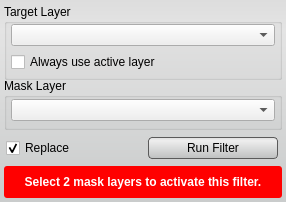
Old version of the form src/Interface/ToolInterface/XorFilterInterface.ui in the repository jessdtate/Seg3D.
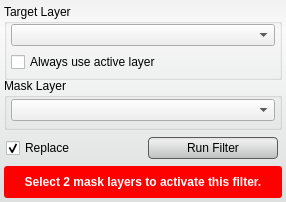
New version of the form. Custom widgets are drawn as their Qt base class.

Diff of the .ui file:
```diff
--- a/src/Interface/ToolInterface/XorFilterInterface.ui
+++ b/src/Interface/ToolInterface/XorFilterInterface.ui
@@ -34,7 +34,7 @@
   <property name="styleSheet">
    <string notr="true">QWidget#XorFilterInterface{
 	border-radius: 3px;
-	background-color: qlineargradient(spread:pad, x1:0.5, y1:0, x2:0.5, y2:0.960227, stop:0 rgba(221, 221, 221, 255), stop:0.155779 rgba(228, 228, 228, 255), stop:1 rgba(202, 204, 204, 255));      
+	background-color: qlineargradient(spread:pad, x1:0.5, y1:0, x2:0.5, y2:0.960227, stop:0 rgba(241, 241, 241, 255), stop:0.155779 rgba(250, 250, 250, 255), stop:1 rgba(222, 224, 224, 255));      
 }
 
 QPushButton{
```
